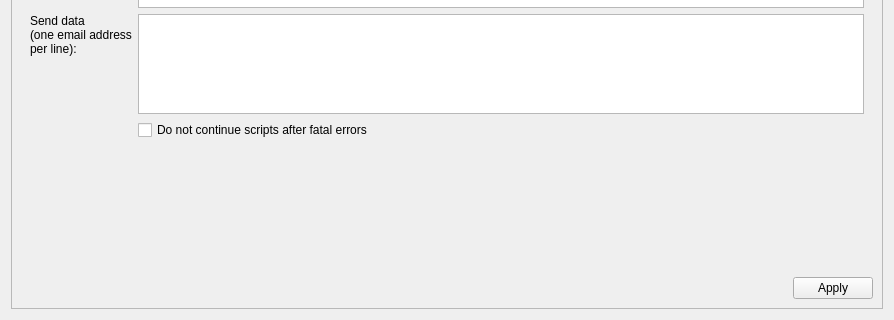
This is nicos_ess/loki/gui/ui_files/setup_exp.ui in mlz-ictrl/nicos as Qt 5 draws it before an edit; both pictures show x 0 to 894 and y 364 to 684 of the 894 by 684 pixel window. The edited form follows.
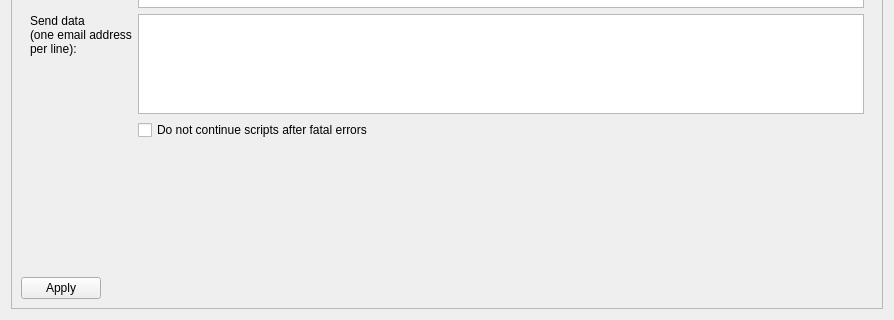
This is the edited form.

Commit message: Move button to the right

```diff
--- a/nicos_ess/loki/gui/ui_files/setup_exp.ui
+++ b/nicos_ess/loki/gui/ui_files/setup_exp.ui
@@ -244,6 +244,9 @@
       </item>
       <item row="3" column="0" colspan="2">
        <widget class="QDialogButtonBox" name="buttonBox">
+        <property name="layoutDirection">
+         <enum>Qt::RightToLeft</enum>
+        </property>
         <property name="standardButtons">
          <set>QDialogButtonBox::Apply</set>
         </property>
```
